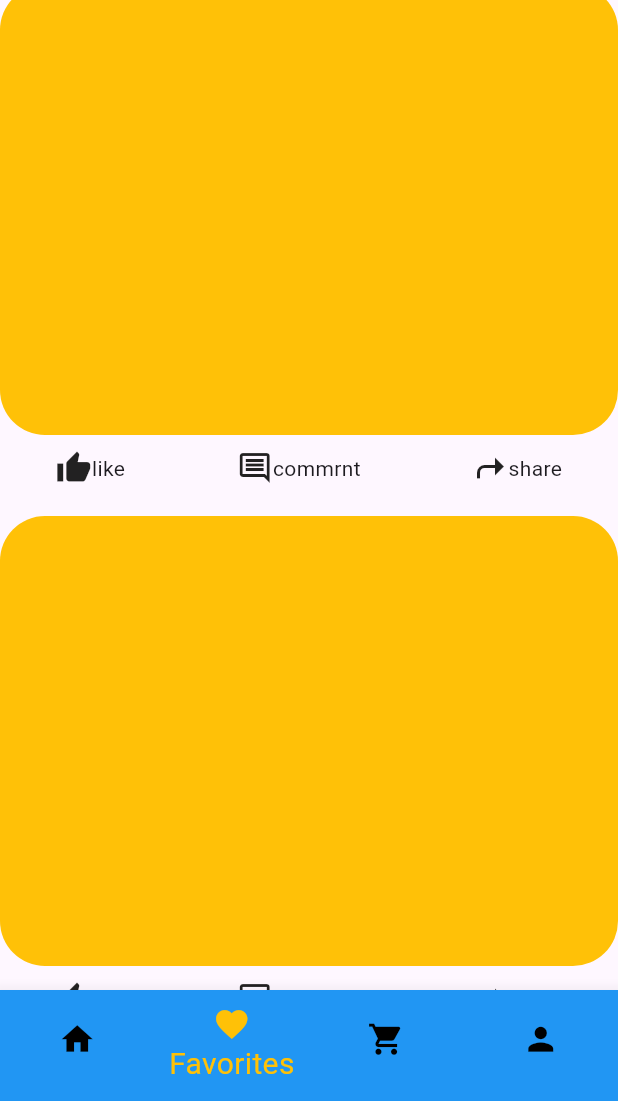
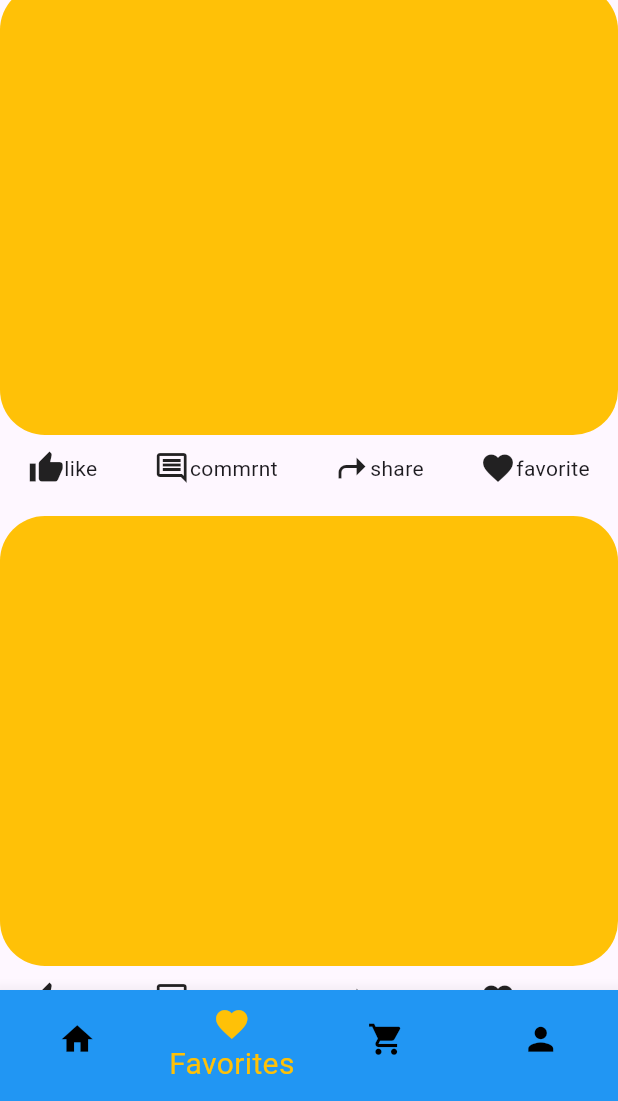
Before and after one commit to AmjadSharaf/flutter, a Flutter app: the screen it shows after launch, item 2 of the bottom bar chosen, on a phone screen of 412 x 824 dp, the part 135-1236 px from its top. Run offline on Flutter 3.47's test engine with Material 3 defaults, Android fonts, the phone set to English and light mode, and no system bars.

Commit message:
favorite

```diff
--- a/lib/Screens/Bnb/favorite_screen.dart
+++ b/lib/Screens/Bnb/favorite_screen.dart
@@ -45,6 +45,7 @@ class _FavoriteScreenState extends State<FavoriteScreen> {
                 Row(children: [Icon(Icons.thumb_up), Text("like")]),
                 Row(children: [Icon(Icons.comment_outlined), Text("commrnt")]),
                 Row(children: [Icon(Icons.shortcut_sharp), Text("share")]),
+                Row(children: [Icon(Icons.favorite), Text("favorite")]),
               ],
             ),
           ],
```
